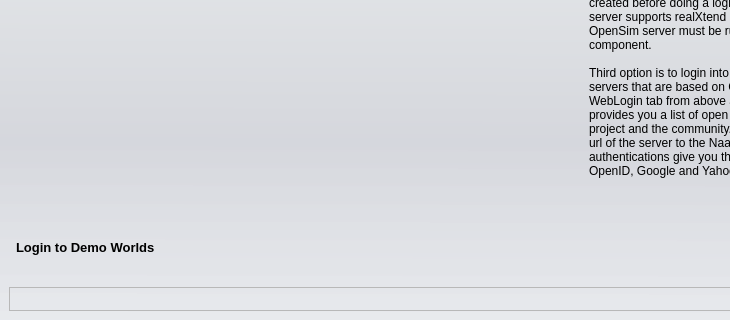
Above: UiModule/ui/TraditionalLoginWidget.ui from realXtend/tundra before the change; both pictures show x 0 to 730 and y 192 to 512 of the 944 by 512 pixel window. Below: the same form after it.
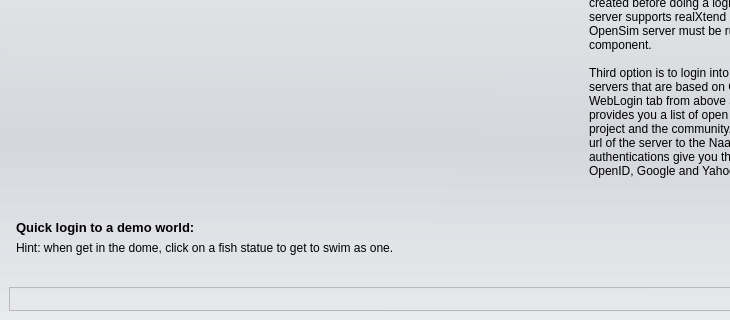
That is the form after the change.

Commit message: tweaked the quick login demo text and added a hint to click the statues. probably to be changed tomorrow 'cause there is another demo world coming too.

Diff of the .ui file:
```diff
--- a/UiModule/ui/TraditionalLoginWidget.ui
+++ b/UiModule/ui/TraditionalLoginWidget.ui
@@ -390,7 +390,17 @@
                </font>
               </property>
               <property name="text">
-               <string>Login to Demo Worlds</string>
+               <string>Quick login to a demo world:</string>
+              </property>
+              <property name="indent">
+               <number>7</number>
+              </property>
+             </widget>
+            </item>
+            <item>
+             <widget class="QLabel" name="label_2">
+              <property name="text">
+               <string>Hint: when get in the dome, click on a fish statue to get to swim as one.</string>
               </property>
               <property name="indent">
                <number>7</number>
```
